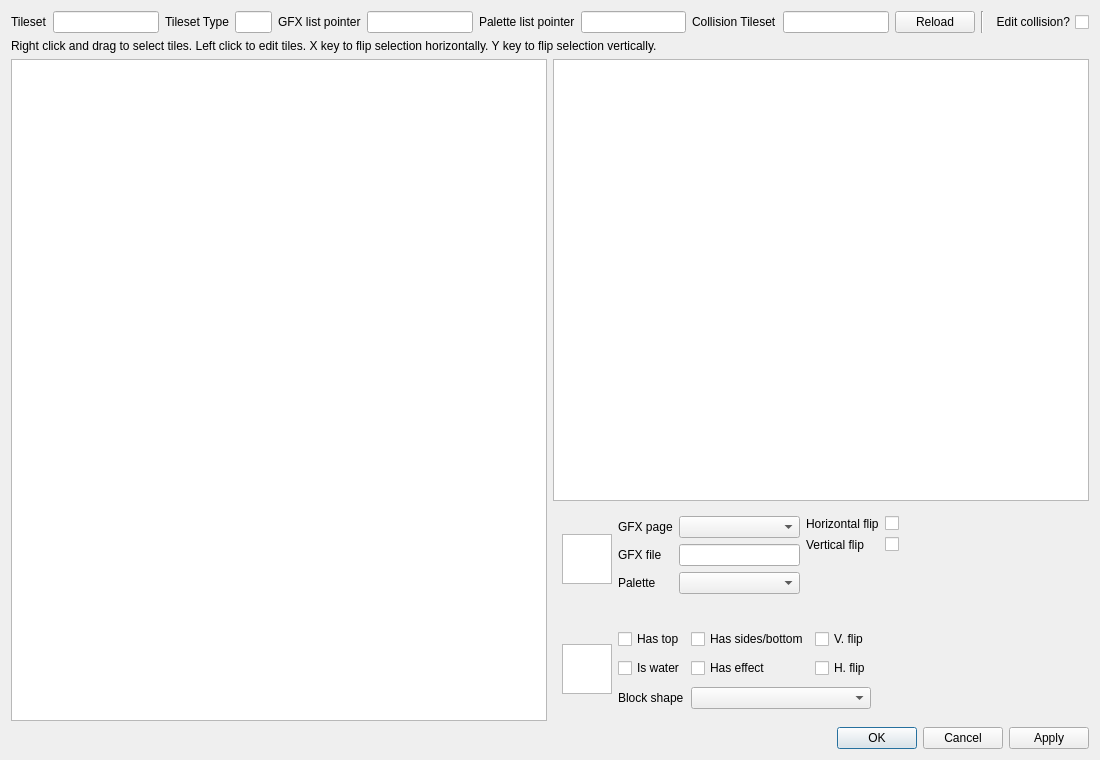
Qt form dsvedit/tileset_editor.ui (LagoLunatic/DSVEdit) before a commit.
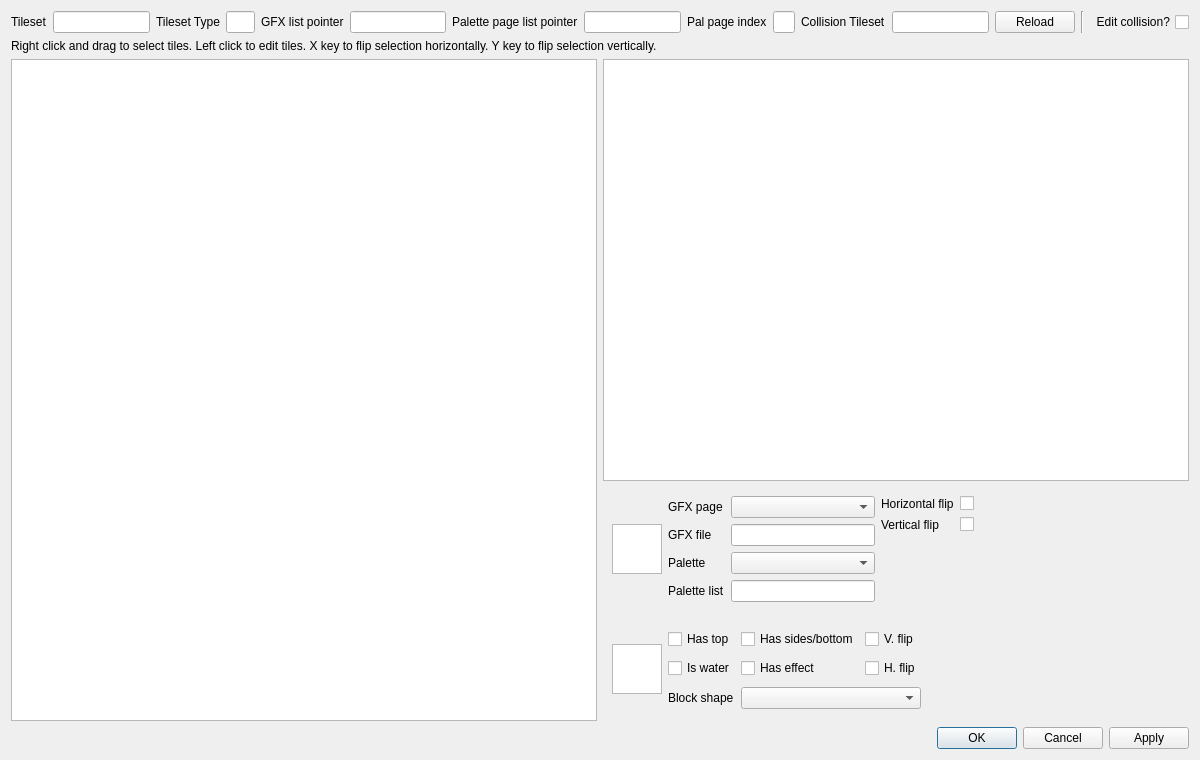
The same form after that commit.

Commit message: Tileset editor: Display pal page list ptr, pal page idx, and pal list ptr

The edit to the form file:
```diff
--- a/dsvedit/tileset_editor.ui
+++ b/dsvedit/tileset_editor.ui
@@ -6,7 +6,7 @@
    <rect>
     <x>0</x>
     <y>0</y>
-    <width>1100</width>
+    <width>1200</width>
     <height>760</height>
    </rect>
   </property>
@@ -56,12 +56,29 @@
      <item>
       <widget class="QLabel" name="label_7">
        <property name="text">
-        <string>Palette list pointer</string>
+        <string>Palette page list pointer</string>
        </property>
       </widget>
      </item>
      <item>
-      <widget class="QLineEdit" name="palette_list_pointer"/>
+      <widget class="QLineEdit" name="palette_page_list_pointer"/>
+     </item>
+     <item>
+      <widget class="QLabel" name="label_13">
+       <property name="text">
+        <string>Pal page index</string>
+       </property>
+      </widget>
+     </item>
+     <item>
+      <widget class="QLineEdit" name="palette_page_index">
+       <property name="maximumSize">
+        <size>
+         <width>30</width>
+         <height>16777215</height>
+        </size>
+       </property>
+      </widget>
      </item>
      <item>
       <widget class="QLabel" name="label_10">
@@ -193,6 +210,16 @@
               <item row="2" column="1">
                <widget class="QComboBox" name="palette_index"/>
               </item>
+              <item row="3" column="0">
+               <widget class="QLabel" name="label_14">
+                <property name="text">
+                 <string>Palette list</string>
+                </property>
+               </widget>
+              </item>
+              <item row="3" column="1">
+               <widget class="QLineEdit" name="palette_list_pointer"/>
+              </item>
              </layout>
             </item>
             <item>
```
The commit also changes 1 other file.
